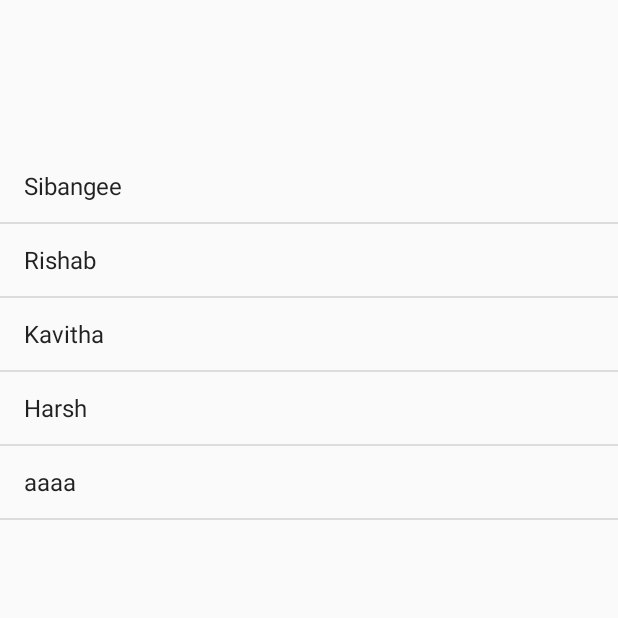
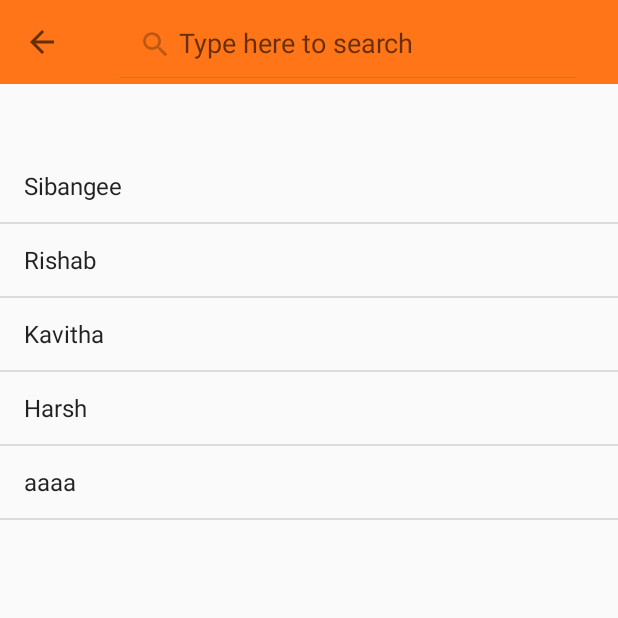
Before and after one commit to kavitha565/android_project, an Android app: the HomeActivity screen opened directly, with no data from a screen before it, after a tap on "Search", on a phone screen of 412 x 824 dp, the top half of it. Run offline under Robolectric (Android 15) with nearby library versions, the phone set to English and light mode, and no system bars; our stand-ins replace Firebase (no records; nobody signed in at launch, a user with empty details on screens opened directly).

Commit message:
Search update

```diff
--- a/app/src/main/java/com/example/exchangelibrary/HomeActivity.java
+++ b/app/src/main/java/com/example/exchangelibrary/HomeActivity.java
@@ -46,7 +46,8 @@
     ArrayList<String>  tempArr = name;
     boolean isSearching = false;
     ArrayAdapter<String> arrayAdapter;
-    View scroll;
+    View profileinfo,otherinfo,searchinfo;
+    SearchView searchView;
     // ActionBarDrawerToggle toggle;
     private FirebaseAuth.AuthStateListener authStateListener;
     @Override
@@ -59,7 +60,9 @@
         drawerLayout = findViewById(R.id.drawerlayout);
         navigationView = findViewById(R.id.navigationview);
         toolbar = findViewById(R.id.toolbar);
-        scroll = findViewById(R.id.scrollview);
+        profileinfo = findViewById(R.id.profile_container);
+        otherinfo = findViewById(R.id.otherinfo);
+        searchinfo = findViewById(R.id.listview);
 
         setSupportActionBar(toolbar);
 
@@ -90,7 +93,7 @@
                 }
         );
         tempArr.clear();
-        SearchView searchView = (SearchView) menuItem.getActionView();
+        searchView = (SearchView) menuItem.getActionView();
         searchView.setQueryHint("Type here to search");
         searchView.setOnQueryTextListener(new SearchView.OnQueryTextListener() {
             @Override
@@ -100,18 +103,17 @@
 
             @Override
             public boolean onQueryTextChange(String newText) {
-                scroll.setVisibility(View.GONE);
+                profileinfo.setVisibility(View.GONE);
+                otherinfo.setVisibility(View.GONE);
+
                 Log.e("Testing",""+newText);
-//                arrayAdapter.getFilter().filter(newText);
                 tempArr.clear();
                 arrayAdapter.notifyDataSetChanged();
                 Log.e("Testng", " Init name size is " + initName.size());
-//                arrayAdapter.add("");
                 for (int i = 0; i< initName.size(); i++) {
                     Log.e("Testng", " Item is " + initName.get(i).toString());
                     if(initName.get(i).toLowerCase().contains(newText.toString().toLowerCase())){
                         arrayAdapter.add(initName.get(i));
-                        //                        tempArr.add(initName.get(i));
                     }
                 }
                 Log.e("Testng", " tempArr is " + tempArr.toString());
@@ -120,4 +122,17 @@
         });
         return super.onCreateOptionsMenu(menu);
     }
+
+    @Override
+    public void onBackPressed() {
+        if (!searchView.isIconified()) {
+            profileinfo.setVisibility(View.VISIBLE);
+            otherinfo.setVisibility(View.VISIBLE);
+//            searchinfo.setVisibility(View.GONE);
+            searchView.setIconified(true);
+        } else {
+            super.onBackPressed();
+        }
+    }
+
 }
--- a/app/src/main/res/layout/activity_home.xml
+++ b/app/src/main/res/layout/activity_home.xml
@@ -18,6 +18,7 @@
             app:menu="@menu/sidemenu"
             android:layout_gravity="start" />
 <RelativeLayout
+    android:id="@+id/searchinfo"
     android:layout_width="match_parent"
     android:layout_height="match_parent"
     android:orientation="vertical">
@@ -40,7 +41,8 @@
             android:layout_height="match_parent">
             <RelativeLayout
                 android:layout_width="match_parent"
-                android:layout_height="match_parent">
+                android:layout_height="match_parent"
+                android:id="@+id/toollayout">
                 <androidx.appcompat.widget.Toolbar
                     android:id="@+id/toolbar"
                     android:layout_width="match_parent"
@@ -87,9 +89,13 @@
                     </LinearLayout>
 
                 </RelativeLayout>
+                <RelativeLayout
+                    android:layout_width="match_parent"
+                    android:layout_height="match_parent"
+                    android:id="@+id/otherinfo"
+                    android:layout_below="@id/profile_container">
                     <TextView
                     android:id="@id/title"
-                    android:layout_below="@+id/profile_container"
                     android:layout_width="match_parent"
                     android:layout_height="wrap_content"
                     android:layout_marginTop="15dp"
@@ -127,7 +133,6 @@
                         android:textSize="16sp"
                         android:textColor="@color/black"
                         ></TextView>
-
                     <TextView
                         android:id="@+id/review"
                         android:layout_below="@+id/genre"
@@ -148,7 +153,6 @@
                         android:textSize="16sp"
                         android:textColor="@color/black"
                         ></TextView>
-
                     <TextView
                         android:id="@+id/location"
                         android:layout_below="@+id/rating"
@@ -159,7 +163,6 @@
                         android:textSize="16sp"
                         android:textColor="@color/black"
                         ></TextView>
-
                     <ImageView
                         android:id="@+id/book_img"
                         android:layout_width="match_parent"
@@ -170,7 +173,6 @@
                         android:src="@drawable/book"
                         android:layout_marginTop="5dp">
                     </ImageView>
-
                     <RelativeLayout
                     android:layout_width="match_parent"
                     android:layout_height="wrap_content"
@@ -193,6 +195,7 @@
                     </LinearLayout>
                 </RelativeLayout>
                 </RelativeLayout>
+            </RelativeLayout>
         </ScrollView>
 
 </androidx.drawerlayout.widget.DrawerLayout>
```
Lines whose indentation alone changed are shown as unchanged.
